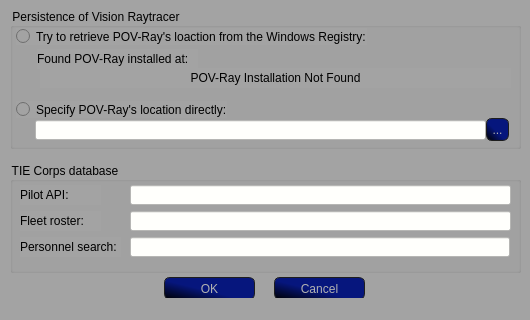
This is data/uis/config.ui in SmTaUcM/TTT3 as Qt 5 draws it before an edit. The edited form follows.
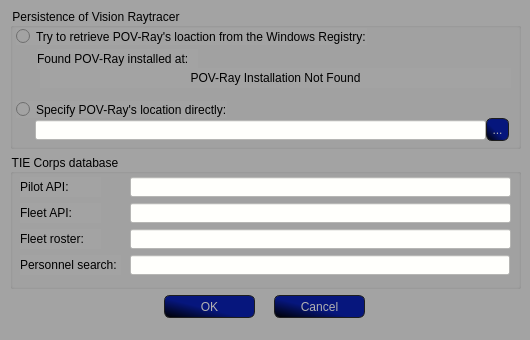
This is the edited form. Icons and pictures are not drawn.

Commit message: Fleet API added to config settings UI.

The edit to the form file:
```diff
--- a/data/uis/config.ui
+++ b/data/uis/config.ui
@@ -10,19 +10,19 @@
     <x>0</x>
     <y>0</y>
     <width>530</width>
-    <height>320</height>
+    <height>340</height>
    </rect>
   </property>
   <property name="minimumSize">
    <size>
     <width>530</width>
-    <height>320</height>
+    <height>340</height>
    </size>
   </property>
   <property name="maximumSize">
    <size>
     <width>530</width>
-    <height>320</height>
+    <height>340</height>
    </size>
   </property>
   <property name="contextMenuPolicy">
@@ -47,7 +47,7 @@
     <property name="geometry">
      <rect>
       <x>164</x>
-      <y>277</y>
+      <y>295</y>
       <width>91</width>
       <height>23</height>
      </rect>
@@ -94,7 +94,7 @@
     <property name="geometry">
      <rect>
       <x>274</x>
-      <y>277</y>
+      <y>295</y>
       <width>91</width>
       <height>23</height>
      </rect>
@@ -319,9 +319,9 @@
     <property name="geometry">
      <rect>
       <x>10</x>
-      <y>162</y>
+      <y>154</y>
       <width>511</width>
-      <height>111</height>
+      <height>135</height>
      </rect>
     </property>
     <property name="font">
@@ -386,7 +386,7 @@
      <property name="geometry">
       <rect>
        <x>10</x>
-       <y>49</y>
+       <y>75</y>
        <width>81</width>
        <height>20</height>
       </rect>
@@ -408,7 +408,7 @@
      <property name="geometry">
       <rect>
        <x>120</x>
-       <y>49</y>
+       <y>75</y>
        <width>381</width>
        <height>20</height>
       </rect>
@@ -435,7 +435,7 @@
      <property name="geometry">
       <rect>
        <x>120</x>
-       <y>75</y>
+       <y>101</y>
        <width>380</width>
        <height>20</height>
       </rect>
@@ -459,7 +459,7 @@
      <property name="geometry">
       <rect>
        <x>10</x>
-       <y>75</y>
+       <y>101</y>
        <width>101</width>
        <height>20</height>
       </rect>
@@ -474,6 +474,52 @@
       <string>Personnel search:</string>
      </property>
     </widget>
+    <widget class="QLabel" name="label_6">
+     <property name="geometry">
+      <rect>
+       <x>10</x>
+       <y>49</y>
+       <width>81</width>
+       <height>20</height>
+      </rect>
+     </property>
+     <property name="font">
+      <font>
+       <family>Arial</family>
+       <pointsize>9</pointsize>
+      </font>
+     </property>
+     <property name="text">
+      <string>Fleet API:</string>
+     </property>
+    </widget>
+    <widget class="QLineEdit" name="le_fleetAPI">
+     <property name="enabled">
+      <bool>true</bool>
+     </property>
+     <property name="geometry">
+      <rect>
+       <x>120</x>
+       <y>49</y>
+       <width>381</width>
+       <height>20</height>
+      </rect>
+     </property>
+     <property name="styleSheet">
+      <string notr="true">QLineEdit
+{
+    background-color: rgb(255, 255, 252);
+}
+
+QLineEdit:!enabled
+{
+	background-color: darkgray;
+}</string>
+     </property>
+     <property name="text">
+      <string/>
+     </property>
+    </widget>
    </widget>
   </widget>
   <widget class="QStatusBar" name="statusbar"/>
```
Left out of the diff: 2 changed lines with no effect on the pictures. The commit also changes 2 other files.
